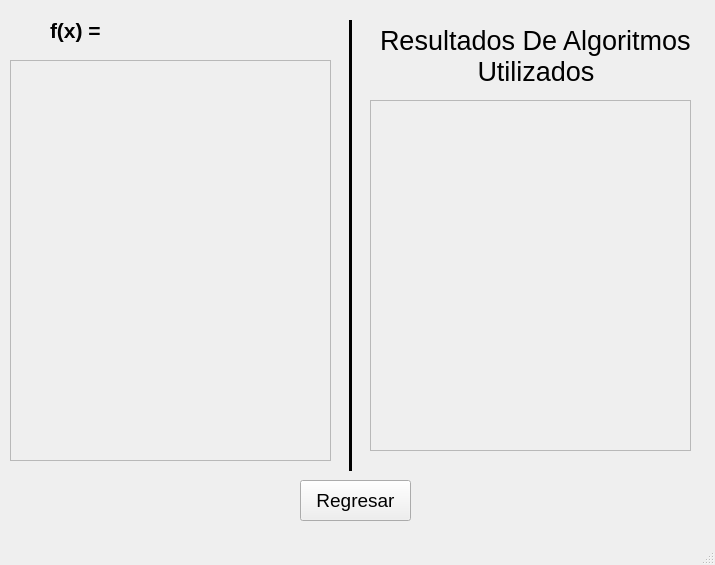
First picture: the form in ProyectoMetodosNumericos/Ventanas/Historial.ui, repository jimmybanegas/ProyectoMetodosNumericos, before the edit.
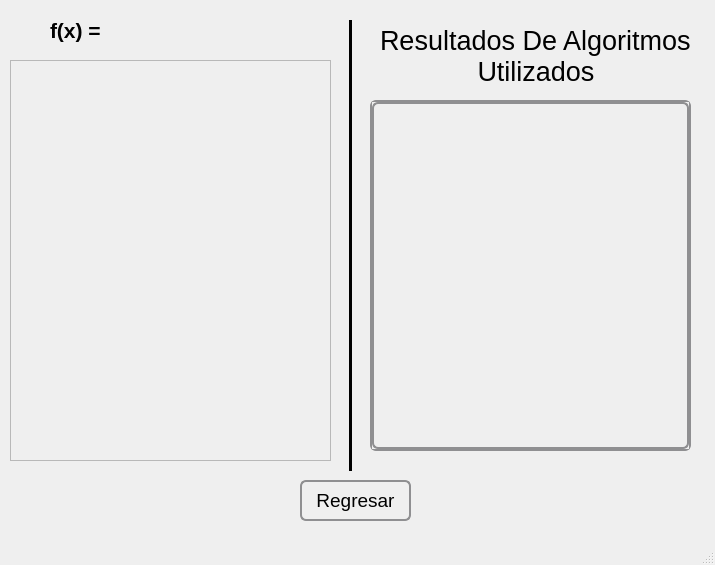
Second picture: the form after the edit. Icons and pictures are not drawn.

The edit to the form file:
```diff
--- a/ProyectoMetodosNumericos/Ventanas/Historial.ui
+++ b/ProyectoMetodosNumericos/Ventanas/Historial.ui
@@ -103,6 +103,11 @@
       <height>351</height>
      </rect>
     </property>
+    <property name="styleSheet">
+     <string notr="true"> border: 2px solid #8f8f91;
+     border-radius: 6px;
+ </string>
+    </property>
     <property name="widgetResizable">
      <bool>true</bool>
     </property>
@@ -111,8 +116,8 @@
       <rect>
        <x>0</x>
        <y>0</y>
-       <width>319</width>
-       <height>349</height>
+       <width>317</width>
+       <height>347</height>
       </rect>
      </property>
     </widget>
@@ -131,6 +136,14 @@
       <pointsize>14</pointsize>
      </font>
     </property>
+    <property name="styleSheet">
+     <string notr="true"> border: 2px solid #8f8f91;
+     border-radius: 6px;
+     background-color: qlineargradient(x1: 0, y1: 0, x2: 0, y2: 1,
+                                       stop: 0 #f6f7fa, stop: 1 #dadbde);
+     min-width: 80px;
+ </string>
+    </property>
     <property name="text">
      <string>Regresar</string>
     </property>
```
Left out of the diff: 5 changed lines with no effect on the pictures.
